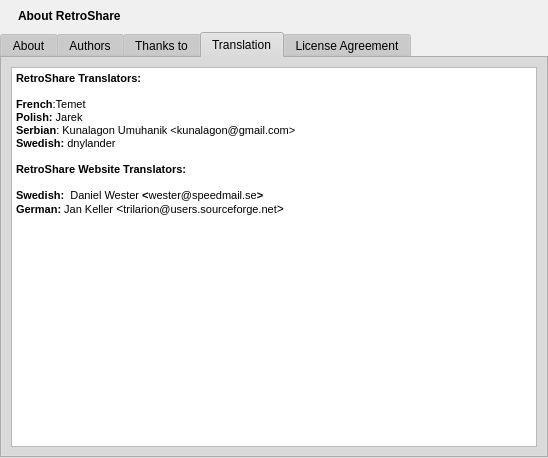
RetroShare/RetroShare, file retroshare-gui/src/gui/HelpDialog.ui: the form before one commit.
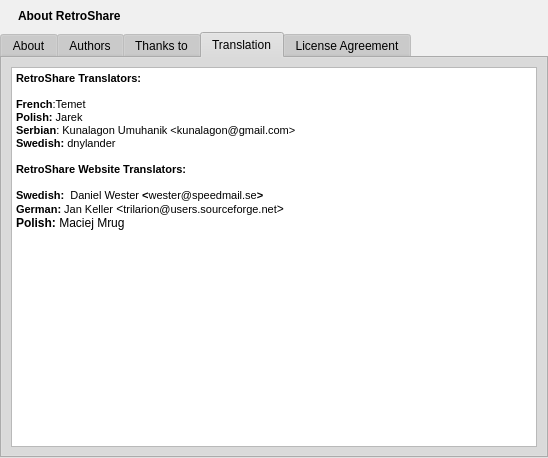
The form after the commit. The open tabs and pages were chosen to show the change. Icons and pictures are not drawn.

Patch:
```diff
--- a/retroshare-gui/src/gui/HelpDialog.ui
+++ b/retroshare-gui/src/gui/HelpDialog.ui
@@ -672,7 +672,8 @@
 &lt;p style=&quot; margin-top:0px; margin-bottom:0px; margin-left:0px; margin-right:0px; -qt-block-indent:0; text-indent:0px;&quot;&gt;&lt;span style=&quot; font-size:8pt; font-weight:600;&quot;&gt;RetroShare Website Translators:&lt;/span&gt;&lt;/p&gt;
 &lt;p style=&quot;-qt-paragraph-type:empty; margin-top:0px; margin-bottom:0px; margin-left:0px; margin-right:0px; -qt-block-indent:0; text-indent:0px; font-size:8pt; font-weight:600;&quot;&gt;&lt;/p&gt;
 &lt;p style=&quot; margin-top:0px; margin-bottom:0px; margin-left:0px; margin-right:0px; -qt-block-indent:0; text-indent:0px;&quot;&gt;&lt;span style=&quot; font-size:8pt; font-weight:600;&quot;&gt;Swedish: &lt;/span&gt;&lt;span style=&quot; font-size:8pt;&quot;&gt; Daniel Wester&lt;/span&gt;&lt;span style=&quot; font-size:8pt; font-weight:600;&quot;&gt; &amp;lt;&lt;/span&gt;&lt;span style=&quot; font-size:8pt;&quot;&gt;wester@speedmail.se&lt;/span&gt;&lt;span style=&quot; font-size:8pt; font-weight:600;&quot;&gt;&amp;gt;&lt;/span&gt;&lt;/p&gt;
-&lt;p style=&quot; margin-top:0px; margin-bottom:0px; margin-left:0px; margin-right:0px; -qt-block-indent:0; text-indent:0px;&quot;&gt;&lt;span style=&quot; font-size:8pt; font-weight:600;&quot;&gt;German: &lt;/span&gt;&lt;span style=&quot; font-size:8pt;&quot;&gt;Jan&lt;/span&gt;&lt;span style=&quot; font-size:8pt; font-weight:600;&quot;&gt; &lt;/span&gt;&lt;span style=&quot; font-size:8pt;&quot;&gt;Keller&lt;/span&gt; &amp;lt;&lt;span style=&quot; font-size:8pt;&quot;&gt;trilarion@users.sourceforge.net&lt;/span&gt;&amp;gt;&lt;/p&gt;&lt;/body&gt;&lt;/html&gt;</string>
+&lt;p style=&quot; margin-top:0px; margin-bottom:0px; margin-left:0px; margin-right:0px; -qt-block-indent:0; text-indent:0px;&quot;&gt;&lt;span style=&quot; font-size:8pt; font-weight:600;&quot;&gt;German: &lt;/span&gt;&lt;span style=&quot; font-size:8pt;&quot;&gt;Jan&lt;/span&gt;&lt;span style=&quot; font-size:8pt; font-weight:600;&quot;&gt; &lt;/span&gt;&lt;span style=&quot; font-size:8pt;&quot;&gt;Keller&lt;/span&gt; &amp;lt;&lt;span style=&quot; font-size:8pt;&quot;&gt;trilarion@users.sourceforge.net&lt;/span&gt;&amp;gt;&lt;/p&gt;
+&lt;p style=&quot; margin-top:0px; margin-bottom:0px; margin-left:0px; margin-right:0px; -qt-block-indent:0; text-indent:0px;&quot;&gt;&lt;span style=&quot; font-weight:600;&quot;&gt;Polish: &lt;/span&gt;Maciej Mrug&lt;/p&gt;&lt;/body&gt;&lt;/html&gt;</string>
          </property>
          <property name="acceptRichText">
           <bool>false</bool>
```
